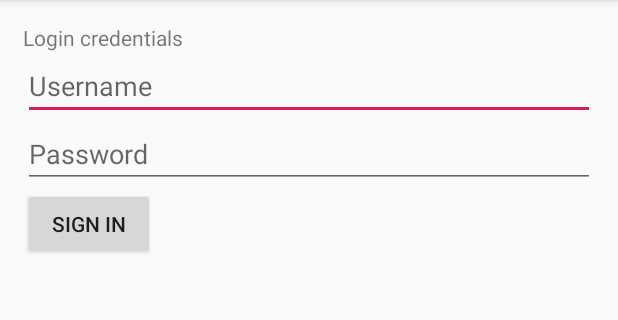
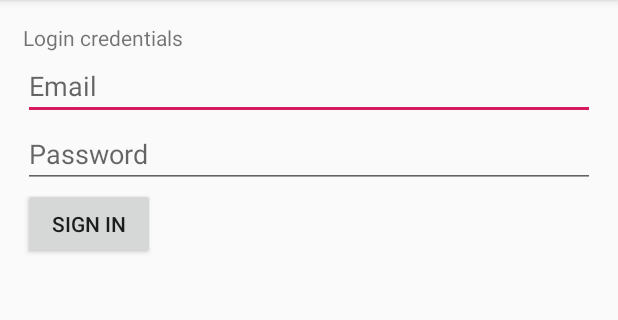
Before and after one commit to shy2net/goel-calendar, an Android app: the screen it shows after launch (MainActivity), after a tap on "SIGN IN", on a phone screen of 412 x 824 dp, the part 84-404 px from its top. Run offline under Robolectric (Android 15) with nearby library versions, the phone set to English and light mode, and no system bars; our stand-ins replace Firebase (no records; nobody signed in at launch, a user with empty details on screens opened directly).

```diff
--- a/app/build.gradle
+++ b/app/build.gradle
@@ -26,4 +26,9 @@ dependencies {
     testImplementation 'junit:junit:4.12'
     androidTestImplementation 'androidx.test:runner:1.2.0'
     androidTestImplementation 'androidx.test.espresso:espresso-core:3.2.0'
+    implementation 'com.google.firebase:firebase-core:16.0.9'
+    implementation 'com.google.firebase:firebase-auth:18.0.0'
 }
+
+
+apply plugin: 'com.google.gms.google-services'
--- a/app/src/main/AndroidManifest.xml
+++ b/app/src/main/AndroidManifest.xml
@@ -1,6 +1,7 @@
 <?xml version="1.0" encoding="utf-8"?>
 <manifest xmlns:android="http://schemas.android.com/apk/res/android"
     package="com.goel.calendar">
+    <uses-permission android:name="android.permission.INTERNET" />
 
     <application
         android:allowBackup="true"
--- a/app/src/main/java/com/goel/calendar/MainActivity.java
+++ b/app/src/main/java/com/goel/calendar/MainActivity.java
@@ -6,26 +6,30 @@ import android.os.Bundle;
 import android.view.View;
 import android.widget.Button;
 import android.widget.EditText;
-import android.widget.Toast;
+
+import com.google.firebase.auth.FirebaseAuth;
 
 public class MainActivity extends AppCompatActivity {
-    EditText usernameField;
+    EditText emailField;
     EditText passwordField;
     Button signinButton;
+    FirebaseAuth firebaseAuth;
 
     @Override
     protected void onCreate(Bundle savedInstanceState) {
         super.onCreate(savedInstanceState);
         setContentView(R.layout.activity_main);
 
+        firebaseAuth = FirebaseAuth.getInstance();
+
         /* Init all views */
-        usernameField = (EditText) findViewById(R.id.usernameField);
+        emailField = (EditText) findViewById(R.id.emailField);
         passwordField = (EditText) findViewById(R.id.passwordField);
         signinButton  = (Button) findViewById(R.id.signinButton);
         signinButton.setOnClickListener(new View.OnClickListener() {
             @Override
             public void onClick(View view) {
-
+                firebaseAuth.signInWithEmailAndPassword(emailField.getText().toString(), passwordField.getText().toString());
             }
         });
 
--- a/app/src/main/res/layout/activity_main.xml
+++ b/app/src/main/res/layout/activity_main.xml
@@ -18,8 +18,8 @@
         <EditText
             android:layout_width="match_parent"
             android:layout_height="wrap_content"
-            android:id="@+id/usernameField"
-            android:hint="@string/username"
+            android:id="@+id/emailField"
+            android:hint="@string/email"
             />
 
         <EditText
--- a/app/src/main/res/values/strings.xml
+++ b/app/src/main/res/values/strings.xml
@@ -1,6 +1,6 @@
 <resources>
     <string name="app_name">calendar</string>
-    <string name="username">Username</string>
+    <string name="email">Email</string>
     <string name="password">Password</string>
     <string name="login_credentials">Login credentials</string>
     <string name="signin">Sign in</string>
--- a/build.gradle
+++ b/build.gradle
@@ -8,6 +8,7 @@ buildscript {
     }
     dependencies {
         classpath 'com.android.tools.build:gradle:3.4.1'
+        classpath 'com.google.gms:google-services:4.2.0'
 
         // NOTE: Do not place your application dependencies here; they belong
         // in the individual module build.gradle files
```
Also changed, not shown: 1 other file.
